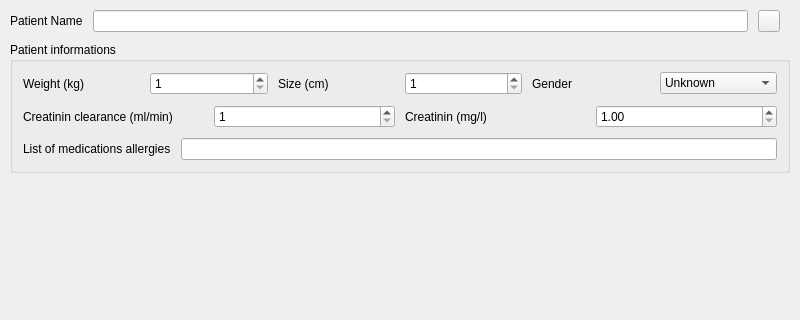
The window that plugins/fdmainwindowplugin/mainwindow.ui (FreeHealth/freehealth) describes before a commit, drawn with Qt 5; both pictures show x 0 to 800 and y 0 to 320 of the 800 by 600 pixel window.
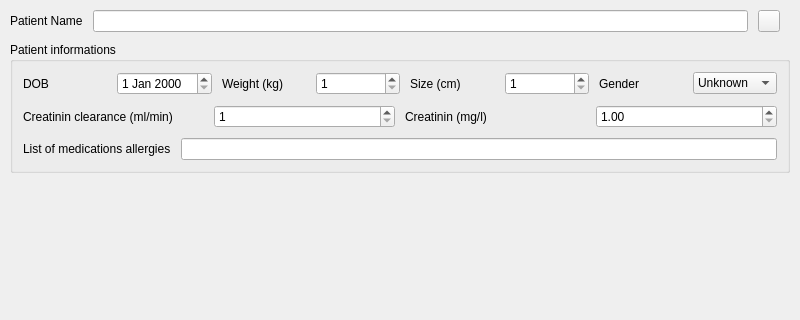
The same window after the commit. Custom widgets are drawn as their Qt base class.

The edit to the form file:
```diff
--- a/plugins/fdmainwindowplugin/mainwindow.ui
+++ b/plugins/fdmainwindowplugin/mainwindow.ui
@@ -42,6 +42,16 @@
        </property>
        <item row="0" column="0">
         <layout class="QHBoxLayout" name="horizontalLayout">
+         <item>
+          <widget class="QLabel" name="dobLabel">
+           <property name="text">
+            <string>DOB</string>
+           </property>
+          </widget>
+         </item>
+         <item>
+          <widget class="QDateEdit" name="dobDateEdit"/>
+         </item>
          <item>
           <widget class="QLabel" name="label_2">
            <property name="text">
```
